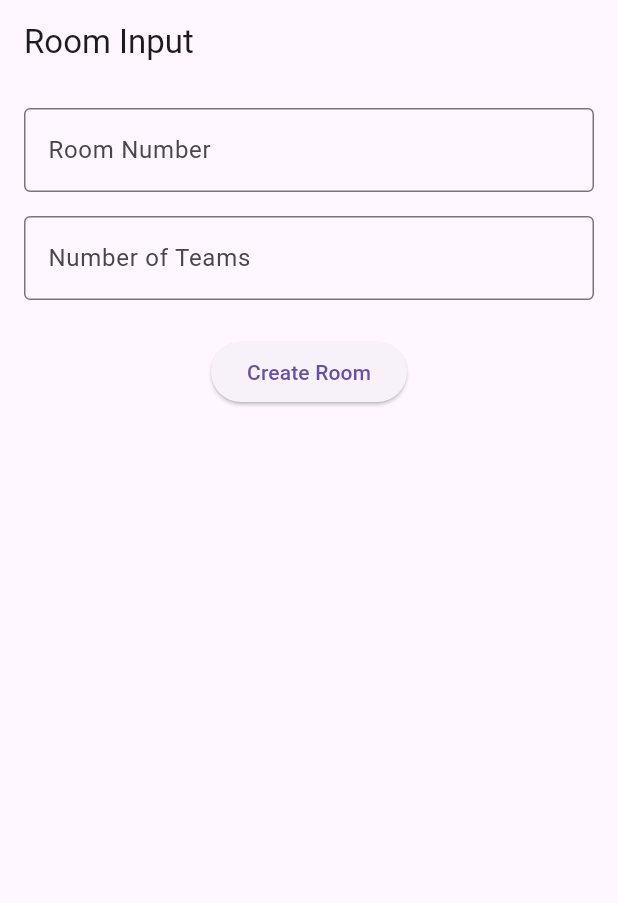
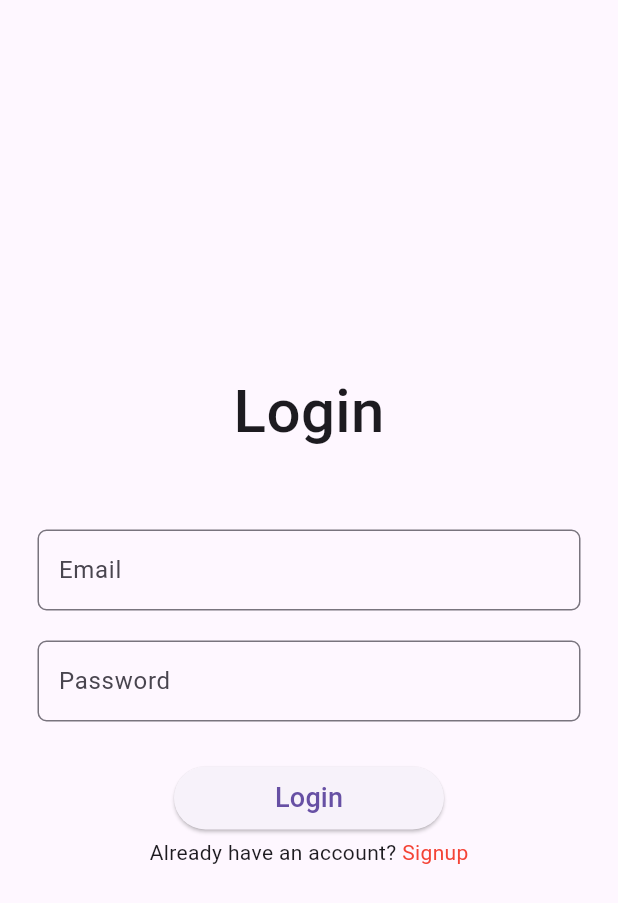
Before and after one commit to Stavriana/3phased, a Flutter app: the screen it shows after launch, on a phone screen of 412 x 824 dp. Shown: the top 903 px of the screen. Run offline on Flutter 3.47's test engine with Material 3 defaults, Android fonts, the phone set to English and light mode, and no system bars; our stand-ins replace cloud_firestore, firebase_auth, firebase_core, get; accounts and stored records are empty.

Commit message:
Email Login

```diff
--- /dev/null
+++ b/lib/auth/login_page.dart
@@ -0,0 +1,97 @@
+import 'dart:developer';
+
+import '../auth/auth_service.dart';
+import '../auth/signup_page.dart';
+import '../home_page.dart';
+import '../widgets/button.dart';
+import '../widgets/textfield.dart';
+import 'package:flutter/material.dart';
+
+class LoginScreen extends StatefulWidget {
+  const LoginScreen({super.key});
+
+  @override
+  State<LoginScreen> createState() => _LoginScreenState();
+}
+
+class _LoginScreenState extends State<LoginScreen> {
+  final _auth = AuthService();
+
+  final _email = TextEditingController();
+  final _password = TextEditingController();
+
+  @override
+  void dispose() {
+    super.dispose();
+    _email.dispose();
+    _password.dispose();
+  }
+
+  @override
+  Widget build(BuildContext context) {
+    return Scaffold(
+      body: Padding(
+        padding: const EdgeInsets.symmetric(horizontal: 25),
+        child: Column(
+          children: [
+            const Spacer(),
+            const Text("Login",
+                style: TextStyle(fontSize: 40, fontWeight: FontWeight.w500)),
+            const SizedBox(height: 50),
+            CustomTextField(
+              hint: "Enter Email",
+              label: "Email",
+              controller: _email,
+            ),
+            const SizedBox(height: 20),
+            CustomTextField(
+              hint: "Enter Password",
+              label: "Password",
+              controller: _password,
+            ),
+            const SizedBox(height: 30),
+            CustomButton(
+              label: "Login",
+              onPressed: _login,
+            ),
+            const SizedBox(height: 5),
+            Row(mainAxisAlignment: MainAxisAlignment.center, children: [
+              const Text("Already have an account? "),
+              InkWell(
+                onTap: () => goToSignup(context),
+                child:
+                    const Text("Signup", style: TextStyle(color: Colors.red)),
+              )
+            ]),
+            const Spacer()
+          ],
+        ),
+      ),
+    );
+  }
+
+  goToSignup(BuildContext context) => Navigator.push(
+        context,
+        MaterialPageRoute(builder: (context) => const SignupScreen()),
+      );
+
+  goToHome(BuildContext context) => Navigator.push(
+        context,
+        MaterialPageRoute(builder: (context) => const HomeScreen()),
+      );
+
+_login() async {
+  final user = await _auth.loginUserWithEmailAndPassword(
+    _email.text,
+    _password.text,
+  );
+
+  if (user != null) {
+    log("User Logged In");
+    // Use 'mounted' to ensure the widget is still active before navigating
+    if (mounted) {
+      goToHome(context);
+    }
+  }
+}
+}
--- /dev/null
+++ b/lib/auth/signup_page.dart
@@ -0,0 +1,126 @@
+import 'dart:developer';
+
+import '../auth/auth_service.dart';
+import '../auth/login_page.dart';
+import '../home_page.dart';
+import '../widgets/button.dart';
+import '../widgets/textfield.dart';
+import 'package:flutter/material.dart';
+
+class SignupScreen extends StatefulWidget {
+  const SignupScreen({super.key});
+
+  @override
+  State<SignupScreen> createState() => _SignupScreenState();
+}
+
+class _SignupScreenState extends State<SignupScreen> {
+  final _auth = AuthService();
+
+  final _name = TextEditingController();
+  final _email = TextEditingController();
+  final _password = TextEditingController();
+
+  @override
+  void dispose() {
+    _name.dispose();
+    _email.dispose();
+    _password.dispose();
+    super.dispose();
+  }
+
+  @override
+  Widget build(BuildContext context) {
+    return Scaffold(
+      body: Padding(
+        padding: const EdgeInsets.symmetric(horizontal: 25),
+        child: Column(
+          children: [
+            const Spacer(),
+            const Text(
+              "Signup",
+              style: TextStyle(fontSize: 40, fontWeight: FontWeight.w500),
+            ),
+            const SizedBox(
+              height: 50,
+            ),
+            CustomTextField(
+              hint: "Enter Name",
+              label: "Name",
+              controller: _name,
+            ),
+            const SizedBox(height: 20),
+            CustomTextField(
+              hint: "Enter Email",
+              label: "Email",
+              controller: _email,
+            ),
+            const SizedBox(height: 20),
+            CustomTextField(
+              hint: "Enter Password",
+              label: "Password",
+              isPassword: true,
+              controller: _password,
+            ),
+            const SizedBox(height: 30),
+            CustomButton(
+              label: "Signup",
+              onPressed: _signup,
+            ),
+            const SizedBox(height: 5),
+            Row(
+              mainAxisAlignment: MainAxisAlignment.center,
+              children: [
+                const Text("Already have an account? "),
+                InkWell(
+                  onTap: () => goToLogin(context),
+                  child: const Text("Login", style: TextStyle(color: Colors.red)),
+                )
+              ],
+            ),
+            const Spacer()
+          ],
+        ),
+      ),
+    );
+  }
+
+  void goToLogin(BuildContext context) {
+    Navigator.push(
+      context,
+      MaterialPageRoute(builder: (context) => const LoginScreen()),
+    );
+  }
+
+  void goToHome(BuildContext context) {
+    Navigator.push(
+      context,
+      MaterialPageRoute(builder: (context) => const HomeScreen()),
+    );
+  }
+
+  Future<void> _signup() async {
+    try {
+      final user = await _auth.createUserWithEmailAndPassword(
+        _email.text,
+        _password.text,
+      );
+
+      if (user != null) {
+        log("User Created Successfully");
+        // Check if the widget is still mounted before navigating
+        if (mounted) {
+          goToHome(context);
+        }
+      }
+    } catch (e) {
+      // Handle any errors (e.g., show a Snackbar)
+      log("Signup Error: $e");
+      if (mounted) {
+        ScaffoldMessenger.of(context).showSnackBar(
+          SnackBar(content: Text("Signup failed: $e")),
+        );
+      }
+    }
+  }
+}
--- a/lib/main.dart
+++ b/lib/main.dart
@@ -1,19 +1,17 @@
 import 'package:flutter/material.dart';
+import 'package:get/get.dart';
 import 'package:firebase_core/firebase_core.dart';
-import 'package:get/get.dart';
-import 'pages/join.dart';
 import 'firebase_options.dart'; // Generated by the Firebase CLI
-// Import the RoomInputPage
-
-
-
+import 'pages/join.dart'; // Your original `RoomInputPage`
+import 'auth/login_page.dart'; // Your new `LoginScreen`
 
 void main() async {
   WidgetsFlutterBinding.ensureInitialized();
   await Firebase.initializeApp(
     options: DefaultFirebaseOptions.currentPlatform,
   );
-  runApp(MyApp());
+
+  runApp(const MyApp());
 }
 
 class MyApp extends StatelessWidget {
@@ -22,9 +20,35 @@ class MyApp extends StatelessWidget {
   @override
   Widget build(BuildContext context) {
     return GetMaterialApp(
+      debugShowCheckedModeBanner: false,
       title: 'Room Manager',
       theme: ThemeData(primarySwatch: Colors.blue),
-      home: const RoomInputPage(),
+      home: const AppEntryPoint(),
     );
   }
 }
+
+class AppEntryPoint extends StatelessWidget {
+  const AppEntryPoint({super.key});
+
+  @override
+  Widget build(BuildContext context) {
+    // Use actual authentication logic to determine if the user is authenticated.
+    bool isAuthenticated = checkAuthentication();
+
+    if (isAuthenticated) {
+      // If the user is authenticated, show the Room Manager
+      return const RoomInputPage();
+    } else {
+      // If the user is not authenticated, show the Login Screen
+      return const LoginScreen();
+    }
+  }
+
+  // Example authentication check (replace with actual logic)
+  bool checkAuthentication() {
+    // Replace with real authentication state (e.g., Firebase Auth)
+    // Example: FirebaseAuth.instance.currentUser != null
+    return false; // Default to false for demonstration purposes
+  }
+}
--- /dev/null
+++ b/lib/widgets/button.dart
@@ -0,0 +1,20 @@
+import 'package:flutter/material.dart';
+
+class CustomButton extends StatelessWidget {
+  const CustomButton({super.key, required this.label, this.onPressed});
+  final String label;
+  final void Function()? onPressed;
+
+  @override
+  Widget build(BuildContext context) {
+    return SizedBox(
+        width: 180,
+        height: 42,
+        child: ElevatedButton(
+            onPressed: onPressed,
+            child: Text(
+              label,
+              style: const TextStyle(fontSize: 18),
+            )));
+  }
+}
--- /dev/null
+++ b/lib/widgets/textfield.dart
@@ -0,0 +1,30 @@
+import 'package:flutter/material.dart';
+
+class CustomTextField extends StatelessWidget {
+  const CustomTextField(
+      {super.key,
+      required this.hint,
+      required this.label,
+      this.controller,
+      this.isPassword = false});
+  final String hint;
+  final String label;
+  final bool isPassword;
+  final TextEditingController? controller;
+
+  @override
+  Widget build(BuildContext context) {
+    return TextField(
+      obscureText: isPassword,
+      controller: controller,
+      decoration: InputDecoration(
+          hintText: hint,
+          contentPadding:
+              const EdgeInsets.symmetric(vertical: 15, horizontal: 10),
+          label: Text(label),
+          border: OutlineInputBorder(
+              borderRadius: BorderRadius.circular(6),
+              borderSide: const BorderSide(color: Colors.grey, width: 1))),
+    );
+  }
+}
--- a/pubspec.yaml
+++ b/pubspec.yaml
@@ -37,6 +37,9 @@ dependencies:
   firebase_core: ^3.9.0
   cloud_firestore: ^5.6.0
   get: ^4.6.5 # Use the latest version
+  firebase_auth: ^5.3.4
+  google_sign_in: ^6.2.1
+  logger: ^1.4.0
 
   #firebase_auth: ^4..0
 
```
Also changed, not shown: lib/auth/auth_service.dart (added, +39 -0 lines), lib/home_page.dart (added, +59 -0 lines), pubspec.lock, 7 other files.
